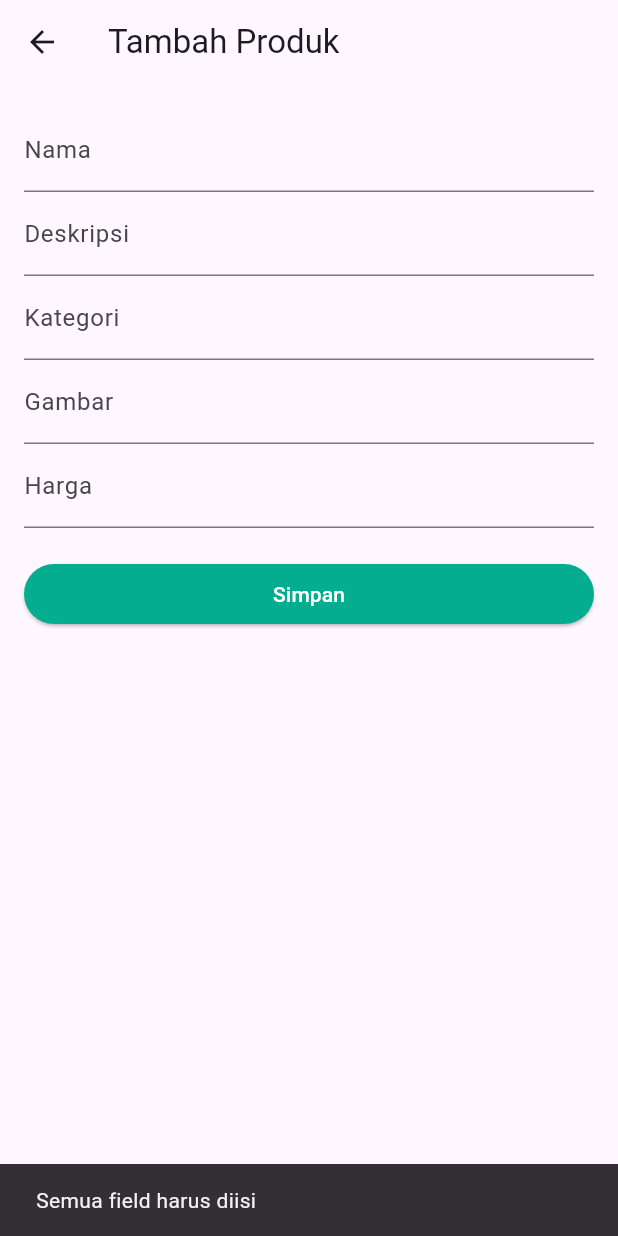
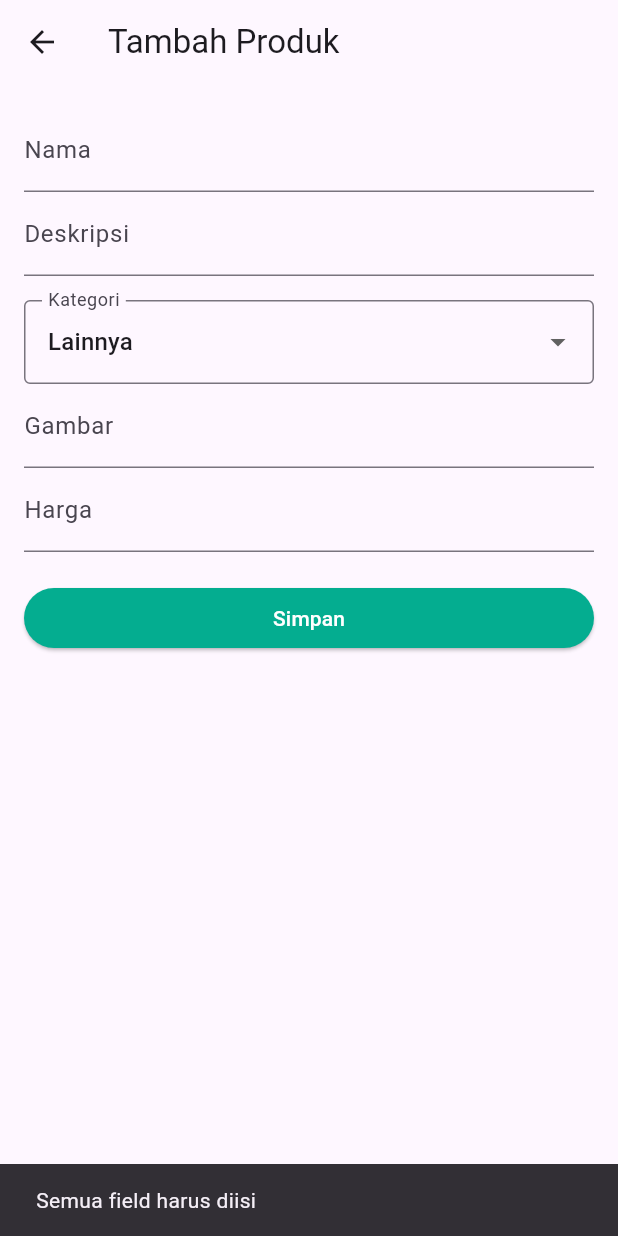
Before and after one commit to ReyhanHerdi/nusantama-product-app, a Flutter app: the InputScreen screen opened directly, after a tap on "Simpan", on a phone screen of 412 x 824 dp. Run offline on Flutter 3.47's test engine with Material 3 defaults, Android fonts, the phone set to English and light mode, and no system bars; our stand-ins replace sqflite; accounts and stored records are empty.

```diff
--- a/flutter_app/lib/screen/input_screen.dart
+++ b/flutter_app/lib/screen/input_screen.dart
@@ -10,14 +10,15 @@ class InputScreen extends StatefulWidget {
 class _InputScreenState extends State<InputScreen> {
   final _namaController = TextEditingController();
   final _deskripsiController = TextEditingController();
-  final _kategoriController = TextEditingController();
   final _gambarController = TextEditingController();
   final _hargaController = TextEditingController();
+
+  final List<String> _kategoriList = ['Makanan', 'Elektronik', 'Buku dan ATK', 'Fashion', 'Lainnya'];
+  String _selectedKategori = 'Lainnya';
 
   void _simpanProduk() async {
     if (_namaController.text.isEmpty ||
         _deskripsiController.text.isEmpty ||
-        _kategoriController.text.isEmpty ||
         _gambarController.text.isEmpty ||
         _hargaController.text.isEmpty) {
       ScaffoldMessenger.of(context).showSnackBar(
@@ -28,7 +29,7 @@ class _InputScreenState extends State<InputScreen> {
     final newProduct = Product(
       nama: _namaController.text,
       deskripsi: _deskripsiController.text,
-      kategori: _kategoriController.text,
+      kategori: _selectedKategori,
       gambar: _gambarController.text,
       harga: _hargaController.text,
     );
@@ -58,11 +59,25 @@ class _InputScreenState extends State<InputScreen> {
                 labelText: 'Deskripsi',
               ),
             ),
-            TextField(
-              controller: _kategoriController,
+            SizedBox(height: 16),
+            DropdownButtonFormField<String>(
+              value: _selectedKategori,
               decoration: const InputDecoration(
                 labelText: 'Kategori',
+                border: OutlineInputBorder(),
               ),
+              items: _kategoriList.map((kategori) {
+                return DropdownMenuItem<String>(
+                  value: kategori,
+                  child: Text(kategori),
+                );
+              }).toList(),
+              onChanged: (value) {
+                setState(() {
+                  _selectedKategori = value!;
+                });
+              },
+              validator: (value) => value == 'empty' ? 'Pilih kategori' : null,
             ),
             TextField(
               controller: _gambarController,
```
